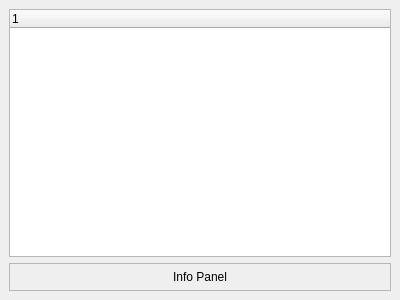
Old version of the form src/osminfo/ui/osm_info_results_widget_base.ui in the repository nextgis/qgis_osminfo.
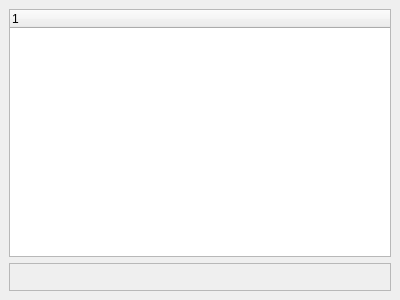
New version of the form.

The edit to the form file:
```diff
--- a/src/osminfo/ui/osm_info_results_widget_base.ui
+++ b/src/osminfo/ui/osm_info_results_widget_base.ui
@@ -48,7 +48,7 @@
        <item>
         <widget class="QLabel" name="info_label">
          <property name="text">
-          <string>Info Panel</string>
+          <string/>
          </property>
          <property name="alignment">
           <set>Qt::AlignCenter</set>
```
Left out of the diff: 2 changed lines with no effect on the pictures.
